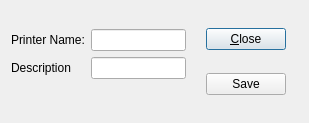
Above: source/commercialcore/foundation-database/workflow/uiforms/printer.ui from tomdatkins/xtuple before the change. Below: the same form after it.
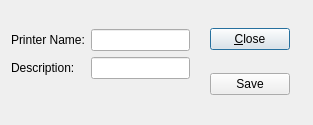
That is the form after the change. Custom widgets are drawn as their Qt base class.

```diff
--- a/source/commercialcore/foundation-database/workflow/uiforms/printer.ui
+++ b/source/commercialcore/foundation-database/workflow/uiforms/printer.ui
@@ -13,8 +13,8 @@
    <rect>
     <x>0</x>
     <y>0</y>
-    <width>309</width>
-    <height>123</height>
+    <width>313</width>
+    <height>125</height>
    </rect>
   </property>
   <property name="windowTitle">
@@ -48,7 +48,7 @@
      <item row="1" column="0">
       <widget class="QLabel" name="_descripLit">
        <property name="text">
-        <string>Description</string>
+        <string>Description:</string>
        </property>
       </widget>
      </item>
```
